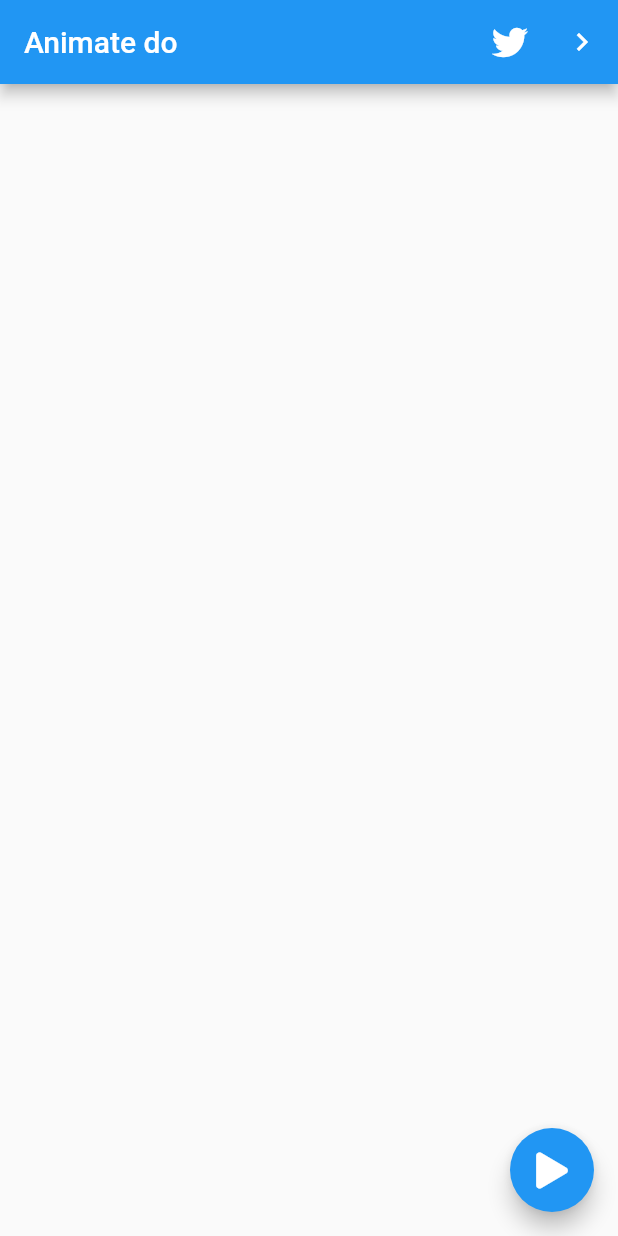
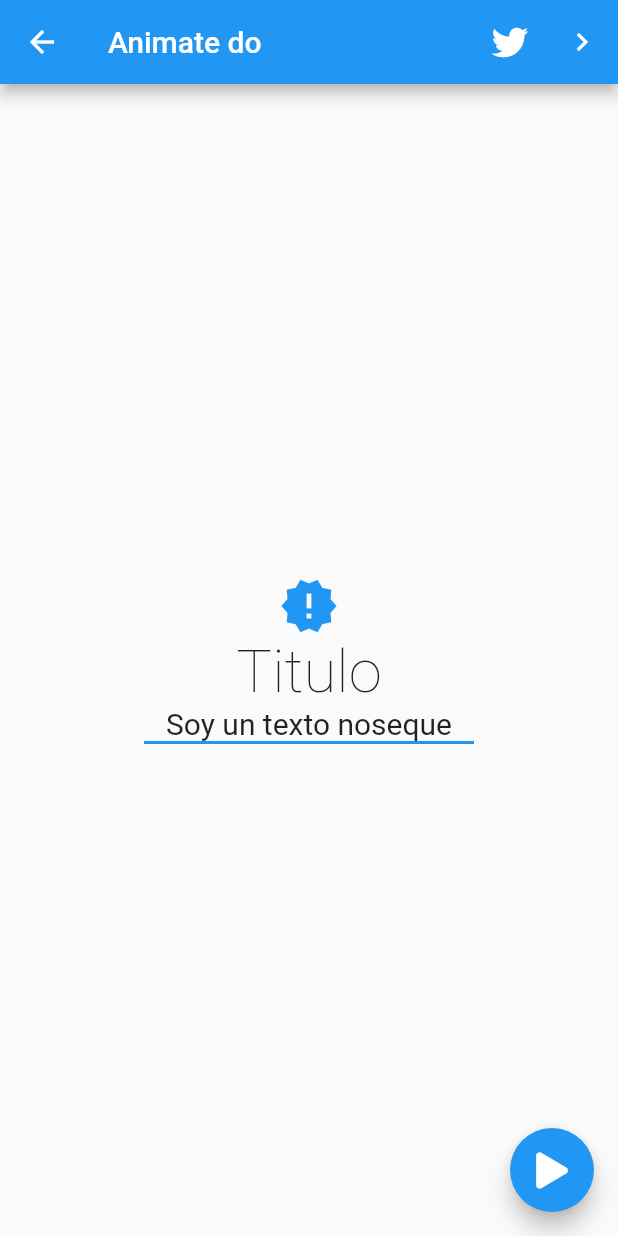
Before and after one commit to pedromolesp/animate_do_flutter, a Flutter app: the screen it shows after launch, after a tap on the "navigate next" icon, on a phone screen of 412 x 824 dp. Run offline on Flutter 3.47's test engine with Material 2 defaults, Android fonts, the phone set to English and light mode, and no system bars; our stand-ins replace animate_do, font_awesome_flutter.

Commit message:
añadidas animaciones

```diff
--- a/lib/src/pages/pagina1_page.dart
+++ b/lib/src/pages/pagina1_page.dart
@@ -1,3 +1,5 @@
+import 'package:animate_do/animate_do.dart';
+import 'package:flutter/cupertino.dart';
 import 'package:flutter/material.dart';
 import 'package:font_awesome_flutter/font_awesome_flutter.dart';
 
@@ -6,19 +8,63 @@ class Pagina1Page extends StatelessWidget {
   Widget build(BuildContext context) {
     return Scaffold(
       appBar: AppBar(
-        title: Text("Animate do"),
+        title: FadeIn(child: Text("Animate do")),
         actions: [
           IconButton(icon: FaIcon(FontAwesomeIcons.twitter), onPressed: () {}),
-          IconButton(icon: Icon(Icons.navigate_next), onPressed: () {}),
+          SlideInLeft(
+            from: 100,
+            child: IconButton(
+                icon: Icon(Icons.navigate_next),
+                onPressed: () {
+                  Navigator.push(
+                      context,
+                      CupertinoPageRoute(
+                          builder: (BuildContext context) => Pagina1Page()));
+                }),
+          ),
         ],
       ),
-      floatingActionButton: FloatingActionButton(
-        child: FaIcon(FontAwesomeIcons.play),
-        onPressed: () {},
+      floatingActionButton: ElasticInRight(
+        child: FloatingActionButton(
+          child: FaIcon(FontAwesomeIcons.play),
+          onPressed: () {},
+        ),
       ),
       body: Center(
         child: Column(
-          children: [],
+          mainAxisAlignment: MainAxisAlignment.center,
+          children: [
+            ElasticIn(
+              duration: Duration(seconds: 2),
+              child: Icon(
+                Icons.new_releases,
+                color: Colors.blue,
+                size: 40,
+              ),
+            ),
+            FadeInDown(
+              delay: Duration(milliseconds: 200),
+              child: Text(
+                "Titulo",
+                style: TextStyle(fontSize: 40, fontWeight: FontWeight.w200),
+              ),
+            ),
+            FadeInDown(
+              delay: Duration(milliseconds: 800),
+              child: Text(
+                "Soy un texto noseque",
+                style: TextStyle(fontSize: 20, fontWeight: FontWeight.w400),
+              ),
+            ),
+            FadeInLeft(
+              delay: Duration(milliseconds: 1100),
+              child: Container(
+                width: 220,
+                height: 2,
+                color: Colors.blue,
+              ),
+            )
+          ],
         ),
       ),
     );
```
